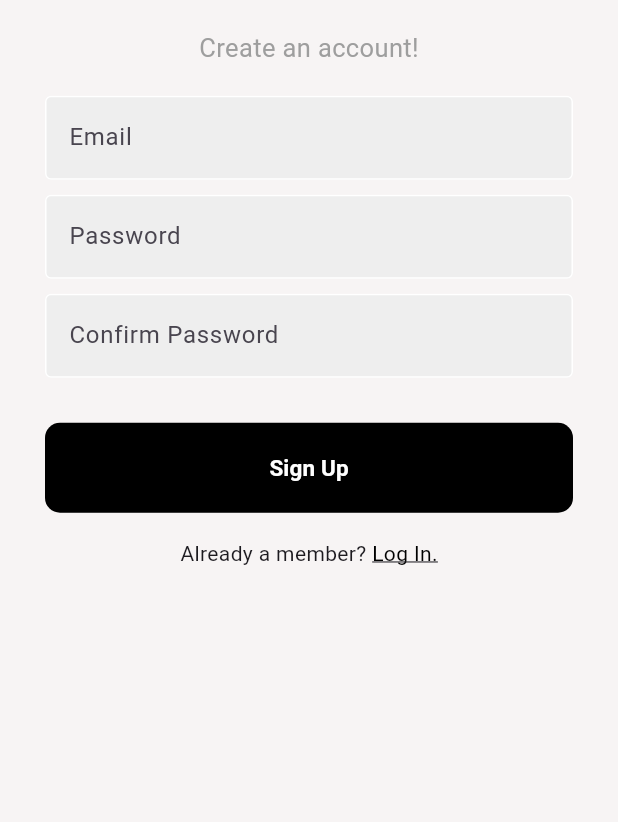
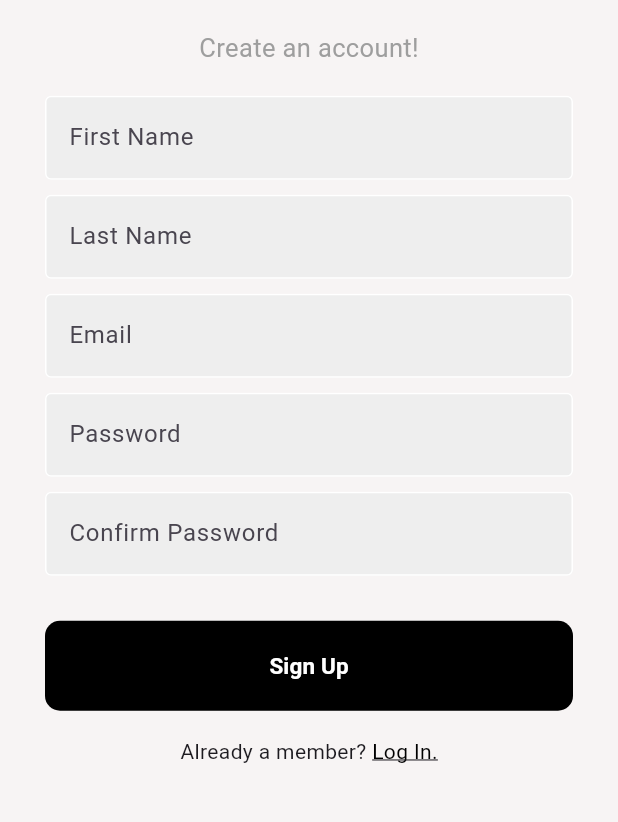
Before and after one commit to acm-projects/ExpertEvents, a Flutter app: the SignUp screen opened directly, on a phone screen of 412 x 824 dp, the part 342-1164 px from its top. Run offline on Flutter 3.47's test engine with Material 3 defaults, Android fonts, the light colour scheme and no system bars; our stand-ins replace image_picker, like_button.

```diff
--- a/expert_events_flutter_project/lib/main.dart
+++ b/expert_events_flutter_project/lib/main.dart
@@ -1,3 +1,5 @@
+import 'package:myapp/uploadposter.dart';
+
 import 'signup.dart';
 import 'package:flutter/material.dart';
 import 'login.dart';
--- a/expert_events_flutter_project/lib/signup.dart
+++ b/expert_events_flutter_project/lib/signup.dart
@@ -9,6 +9,8 @@ class SignUp extends StatelessWidget {
   final UserType userType = UserType.user; //sets the user type as individual to default
 
   final TextEditingController emailController = TextEditingController();
+  final TextEditingController firstNameController = TextEditingController();
+  final TextEditingController lastNameController = TextEditingController();
   final TextEditingController passwordController = TextEditingController();
   final TextEditingController repasswordController = TextEditingController();
 
@@ -63,6 +65,27 @@ class SignUp extends StatelessWidget {
             padding: EdgeInsets.all(0),
             child: Column(
               children: [
+
+                Padding(
+                  padding: EdgeInsets.all(0),
+                  child: MyTextField(
+                    controller: firstNameController,
+                    hintText: 'First Name',
+                    obscureText: false)
+                ),
+
+                SizedBox(height: 10),
+
+                Padding(
+                  padding: EdgeInsets.all(0),
+                  child: MyTextField(
+                    controller: lastNameController,
+                    hintText: 'Last Name',
+                    obscureText: false)
+                ),
+
+                SizedBox(height: 10),
+
                 Padding(
       padding: EdgeInsets.all(0),
       child: MyTextField(
@@ -79,7 +102,7 @@ class SignUp extends StatelessWidget {
                   child: MyTextField(
                     controller: passwordController,
                     hintText: 'Password',
-                    obscureText: false,
+                    obscureText: true,
                   ),
                 ),
 
@@ -90,49 +113,11 @@ class SignUp extends StatelessWidget {
                   child: MyTextField(
                     controller: repasswordController,
                     hintText: 'Confirm Password',
-                    obscureText: false,
+                    obscureText: true,
                   ),
                 ),
               ],
             ),
-
-        //<Widget>[
-                //   InputText(label: "Username"),
-                //   InputText(label: "Email"),
-                //   InputText(label: "Password", obscureText: true),
-                //   InputText(label: "Confirm Password", obscureText: true),
-
-                  //ALLOWS USERS TO REGISTER AS AN ORGANIZATION OR AN INDIVIDUAL
-                  /*ListTile(
-                  title: Text('Register as:'),
-                  contentPadding: EdgeInsets.symmetric(horizontal: 16.0),
-                  trailing: Row(
-                    mainAxisSize: MainAxisSize.min,
-                    children: [
-                    Radio(
-                      value: UserType.user,
-                      groupValue: userType,
-                      onChanged: (value) {
-                        setState(() {
-                          userType = value as UserType;
-                        });
-                      },
-                    ),
-                    Text('User'),
-                    Radio(
-                      value: UserType.organization,
-                      groupValue: userType,
-                      onChanged: (value) {
-                        setState(() {
-                          userType = value as UserType;
-                        });
-                      },
-                    ),
-                    Text('Organization'),
-                  ],
-                ),
-              ),*/
-               // ],
               ),
               SizedBox(height: 30),
               Container(
--- a/expert_events_flutter_project/pubspec.yaml
+++ b/expert_events_flutter_project/pubspec.yaml
@@ -32,6 +32,9 @@ dependencies:
     sdk: flutter
   cupertino_icons: ^1.0.2
   like_button: ^2.0.5
+  image_picker: ^0.8.4+2
+
+
 
 
 
```
Also changed, not shown: expert_events_flutter_project/lib/login.dart (+13 -1 lines), expert_events_flutter_project/lib/uploadposter.dart (added, +143 -0 lines), expert_events_flutter_project/pubspec.lock, 11 other files.
